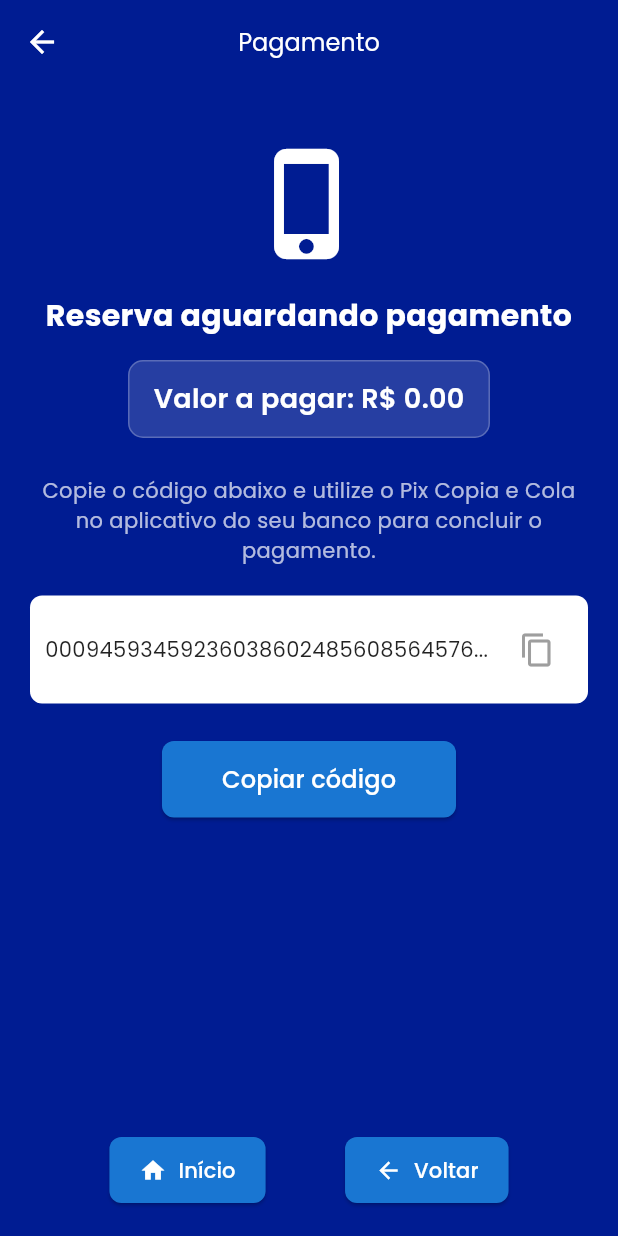
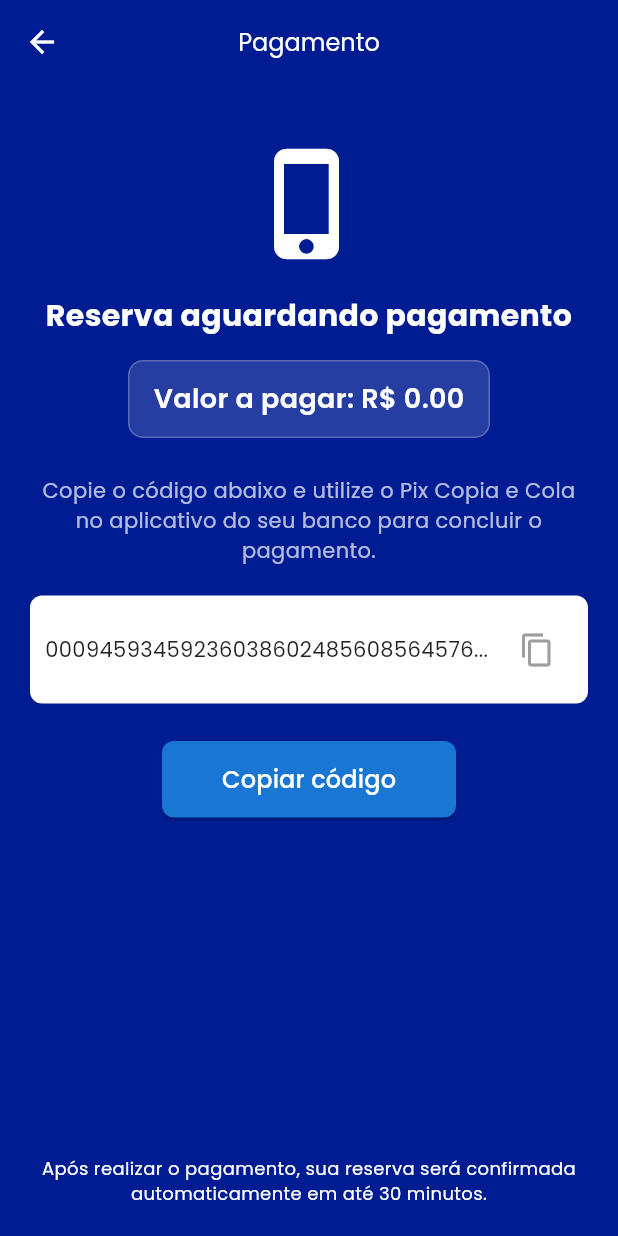
Before and after one commit to anajugrzyb/jampa-trip-frontend, a Flutter app: the MetodoPagamentoPage screen opened directly with empty values, after a tap on "Pix", on a phone screen of 412 x 824 dp. Run offline on Flutter 3.47's test engine with Material 3 defaults, Android fonts, the phone set to English and light mode, and no system bars; our stand-ins replace flutter_multi_formatter, flutter_time_picker_spinner, google_fonts, image_picker, sqflite, table_calendar; accounts and stored records are empty.

Commit message:
fluxo de pagamento final

```diff
--- a/lib/pages/methodpayments_page.dart
+++ b/lib/pages/methodpayments_page.dart
@@ -2,9 +2,10 @@ import 'package:flutter/material.dart';
 import '../data/db_helper.dart';
 import 'pixpayment_page.dart';
 import 'cardregister_page.dart';
+import 'reservationconfirmed_page.dart';
 
 class MetodoPagamentoPage extends StatefulWidget {
-  final double valorTotal; // 👈 Novo campo
+  final double valorTotal;
 
   const MetodoPagamentoPage({super.key, required this.valorTotal});
 
@@ -33,7 +34,9 @@ class _MetodoPagamentoPageState extends State<MetodoPagamentoPage> {
   void _goToCardRegister() async {
     await Navigator.push(
       context,
-      MaterialPageRoute(builder: (_) => CardRegisterPage(valorTotal: widget.valorTotal)),
+      MaterialPageRoute(
+        builder: (_) => CardRegisterPage(valorTotal: widget.valorTotal),
+      ),
     );
     _loadCards();
   }
@@ -158,21 +161,30 @@ class _MetodoPagamentoPageState extends State<MetodoPagamentoPage> {
                       final selectedCard = _cards.firstWhere(
                         (card) => card['id'] == _selectedCardId,
                       );
+
                       ScaffoldMessenger.of(context).showSnackBar(
                         SnackBar(
                           content: Text(
-                            "Pagamento de R\$ ${widget.valorTotal.toStringAsFixed(2)} confirmado com o cartão terminando em ${selectedCard['numero_cartao'].toString().substring(selectedCard['numero_cartao'].toString().length - 4)}",
+                            "Pagamento de R\$ ${widget.valorTotal.toStringAsFixed(2)} aprovado com o cartão terminando em ${selectedCard['numero_cartao'].toString().substring(selectedCard['numero_cartao'].toString().length - 4)}",
                           ),
                         ),
                       );
+
+                      Future.delayed(const Duration(seconds: 1), () {
+                        Navigator.pushReplacement(
+                          context,
+                          MaterialPageRoute(
+                            builder: (_) =>
+                                const ReservationConfirmedPage(),
+                          ),
+                        );
+                      });
                     },
               style: ElevatedButton.styleFrom(
                 backgroundColor: Colors.lightBlueAccent,
-                disabledBackgroundColor: Colors.grey,
-                padding:
-                    const EdgeInsets.symmetric(vertical: 14, horizontal: 20),
+                padding: const EdgeInsets.symmetric(vertical: 14),
                 shape: RoundedRectangleBorder(
-                  borderRadius: BorderRadius.circular(12),
+                  borderRadius: BorderRadius.circular(10),
                 ),
               ),
               child: const Text(
@@ -180,7 +192,7 @@ class _MetodoPagamentoPageState extends State<MetodoPagamentoPage> {
                 style: TextStyle(
                   color: Colors.white,
                   fontSize: 16,
-                  fontWeight: FontWeight.w600,
+                  fontWeight: FontWeight.bold,
                 ),
               ),
             ),
--- a/lib/pages/pixpayment_page.dart
+++ b/lib/pages/pixpayment_page.dart
@@ -122,43 +122,10 @@ class PixPaymentPage extends StatelessWidget {
             ),
 
             const Spacer(),
-
-            Row(
-              mainAxisAlignment: MainAxisAlignment.spaceEvenly,
-              children: [
-                ElevatedButton.icon(
-                  onPressed: () {
-                    Navigator.popUntil(context, (route) => route.isFirst);
-                  },
-                  icon: const Icon(Icons.home, color: Colors.white),
-                  label: const Text('Início',
-                      style: TextStyle(color: Colors.white)),
-                  style: ElevatedButton.styleFrom(
-                    backgroundColor: Colors.blue[700],
-                    padding:
-                        const EdgeInsets.symmetric(horizontal: 20, vertical: 12),
-                    shape: RoundedRectangleBorder(
-                      borderRadius: BorderRadius.circular(8),
-                    ),
-                  ),
-                ),
-                ElevatedButton.icon(
-                  onPressed: () {
-                    Navigator.pop(context);
-                  },
-                  icon: const Icon(Icons.arrow_back, color: Colors.white),
-                  label: const Text('Voltar',
-                      style: TextStyle(color: Colors.white)),
-                  style: ElevatedButton.styleFrom(
-                    backgroundColor: Colors.blue[700],
-                    padding:
-                        const EdgeInsets.symmetric(horizontal: 20, vertical: 12),
-                    shape: RoundedRectangleBorder(
-                      borderRadius: BorderRadius.circular(8),
-                    ),
-                  ),
-                ),
-              ],
+            const Text(
+              'Após realizar o pagamento, sua reserva será confirmada automaticamente em até 30 minutos.',
+              style: TextStyle(color: Colors.white, fontSize: 12),
+              textAlign: TextAlign.center,
             ),
           ],
         ),
```
Also changed, not shown: lib/pages/account_page.dart (+0 -13 lines), lib/pages/reservationconfirmed_page.dart (added, +89 -0 lines).
